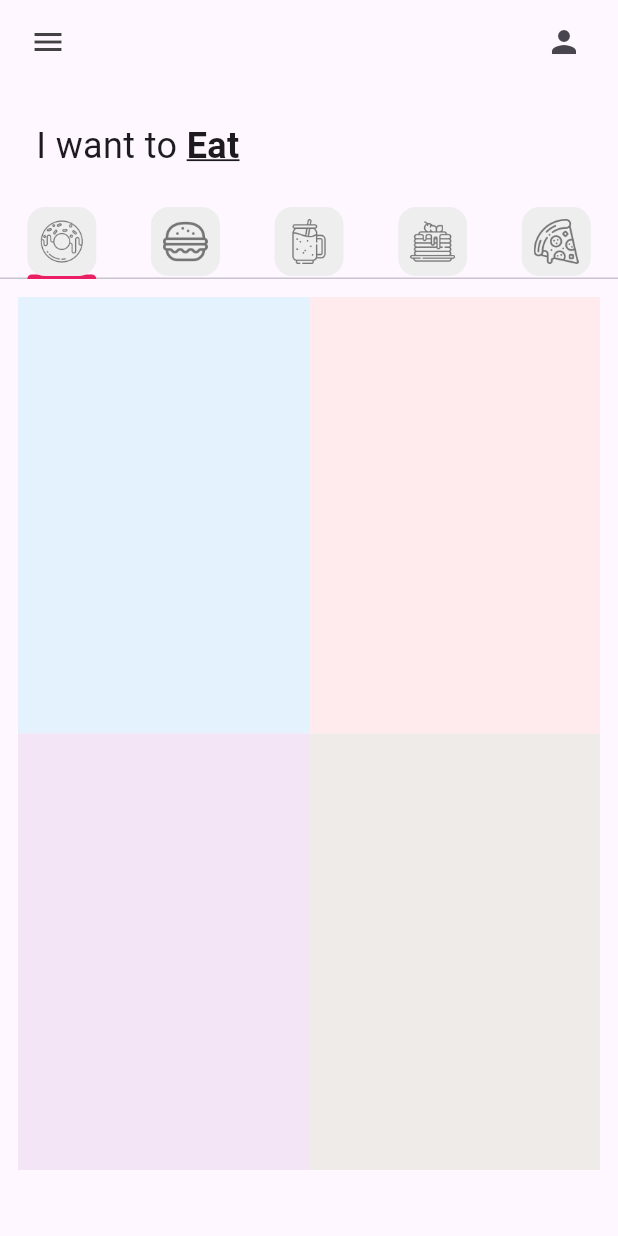
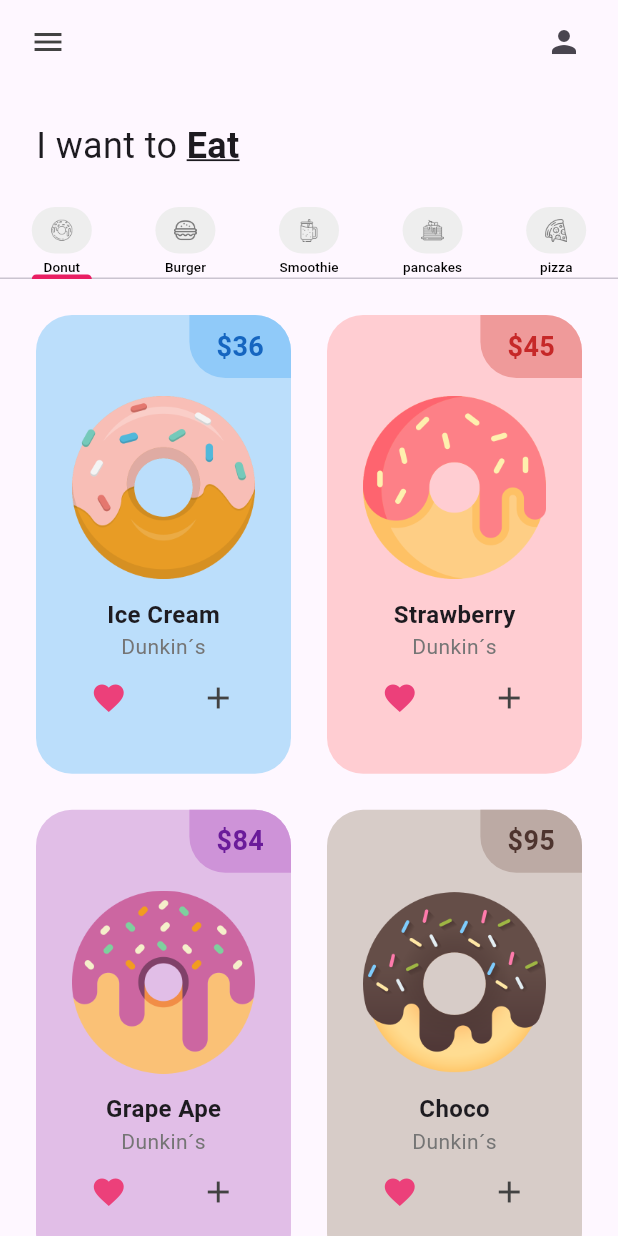
Before and after one commit to JoseLuisKoh/p1_donut_app_jose_koh, a Flutter app: the screen it shows after launch, on a phone screen of 412 x 824 dp. Run offline on Flutter 3.47's test engine with Material 3 defaults, Android fonts, the light colour scheme and no system bars.

Commit message:
Items  Added

```diff
--- a/flutter_application_1/analysis_options.yaml
+++ b/flutter_application_1/analysis_options.yaml
@@ -1 +1,4 @@
 include: package:flutter_lints/flutter.yaml
+analyzer:
+  errors:
+    file_names: ignore
--- a/flutter_application_1/lib/Tab/donut_tab.dart
+++ b/flutter_application_1/lib/Tab/donut_tab.dart
@@ -9,6 +9,10 @@ class DonutTab extends StatelessWidget {
     ["Strawberry", "45", Colors.red, "lib/images/strawberry_donut.png"],
     ["Grape Ape", "84", Colors.purple, "lib/images/grape_donut.png"],
     ["Choco", "95", Colors.brown, "lib/images/chocolate_donut.png"],
+    ["Herbalife", "36", Colors.blue, "lib/images/icecream_donut.png"],
+    ["Buchanas", "45", Colors.red, "lib/images/strawberry_donut.png"],
+    ["ChocolateAbuelita", "84", Colors.purple, "lib/images/grape_donut.png"],
+    ["Chococrispis", "95", Colors.brown, "lib/images/chocolate_donut.png"],
   ];
 
   const DonutTab({super.key});
@@ -19,7 +23,7 @@ class DonutTab extends StatelessWidget {
         itemCount: donutsOnSale.length,
         padding: const EdgeInsets.all(12),
         gridDelegate: const SliverGridDelegateWithFixedCrossAxisCount(
-            crossAxisCount: 2, childAspectRatio: 1 / 1.5),
+            crossAxisCount: 2, childAspectRatio: 1 / 1.7),
         itemBuilder: (context, index) {
           return DonutTile(
             donutFlavor: donutsOnSale[index][0],
--- a/flutter_application_1/lib/main.dart
+++ b/flutter_application_1/lib/main.dart
@@ -11,6 +11,7 @@ class MainApp extends StatelessWidget {
   @override
   Widget build(BuildContext context) {
     return MaterialApp(
+      debugShowCheckedModeBanner: false,
       home: const HomePage(),
       theme: ThemeData(
           tabBarTheme: const TabBarTheme(indicatorColor: Colors.pink)),
--- a/flutter_application_1/lib/pages/home_page.dart
+++ b/flutter_application_1/lib/pages/home_page.dart
@@ -20,22 +20,27 @@ class _HomePageState extends State<HomePage> {
     //Donut tab
     const MyTab(
       iconPath: "lib/icons/donut.png",
+      label: "Donut",
     ),
     //burger tab
     const MyTab(
       iconPath: "lib/icons/burger.png",
+      label: "Burger",
     ),
     //smoothie tab
     const MyTab(
       iconPath: "lib/icons/smoothie.png",
+      label: "Smoothie",
     ),
     //pancake tab
     const MyTab(
       iconPath: "lib/icons/pancakes.png",
+      label: "pancakes",
     ),
     //pizza tab
     const MyTab(
       iconPath: "lib/icons/pizza.png",
+      label: "pizza",
     )
   ];
   @override
@@ -89,7 +94,7 @@ class _HomePageState extends State<HomePage> {
               BurgerTab(),
               SmoothieTab(),
               PancakeTab(),
-              PizzaTab()
+              PizzaTab(),
             ]))
 
             //
--- a/flutter_application_1/lib/utils/donut_tile.dart
+++ b/flutter_application_1/lib/utils/donut_tile.dart
@@ -15,8 +15,66 @@ class DonutTile extends StatelessWidget {
 
   @override
   Widget build(BuildContext context) {
-    return Container(
-      decoration: BoxDecoration(color: donutColor[50]),
-    );
+    return Padding(
+        padding: const EdgeInsets.all(12),
+        child: Container(
+          decoration: BoxDecoration(
+            color: donutColor[100],
+            borderRadius: BorderRadius.circular(24),
+          ),
+          child: Column(children: [
+            Row(
+              mainAxisAlignment: MainAxisAlignment.end,
+              children: [
+                Container(
+                  decoration: BoxDecoration(
+                    color: donutColor[200],
+                    borderRadius: const BorderRadius.only(
+                      topRight: Radius.circular(24),
+                      bottomLeft: Radius.circular(24),
+                    ),
+                  ),
+                  padding: const EdgeInsets.symmetric(
+                    vertical: 8,
+                    horizontal: 18,
+                  ),
+                  child: Text(
+                    "\$$donutPrice",
+                    style: TextStyle(
+                      fontSize: 18,
+                      fontWeight: FontWeight.bold,
+                      color: donutColor[800],
+                    ),
+                  ),
+                ),
+              ],
+            ),
+            //Donut Picture
+            Padding(
+              padding: const EdgeInsets.symmetric(horizontal: 24, vertical: 12),
+              child: Image.asset(imageName),
+            ),
+            //Donut Flover Tex
+            //Love icon + add
+            Text(
+              donutFlavor,
+              style: const TextStyle(fontSize: 16, fontWeight: FontWeight.bold),
+            ),
+            Text(
+              "Dunkin´s",
+              style: TextStyle(color: Colors.grey[600]),
+            ),
+            Padding(
+              padding: const EdgeInsets.all(12),
+              child: Row(
+                mainAxisAlignment: MainAxisAlignment.spaceAround,
+                children: [
+                  Icon(Icons.favorite, color: Colors.pink[400]),
+                  Icon(Icons.add, color: Colors.grey[800]),
+                ],
+              ),
+            ),
+          ]),
+        ));
   }
 }
--- a/flutter_application_1/lib/utils/my_tab.dart
+++ b/flutter_application_1/lib/utils/my_tab.dart
@@ -2,19 +2,45 @@ import 'package:flutter/material.dart';
 
 class MyTab extends StatelessWidget {
   final String iconPath;
-  const MyTab({super.key, required this.iconPath});
+  final String label;
+
+  const MyTab({
+    super.key,
+    required this.iconPath,
+    required this.label,
+  });
 
   @override
   Widget build(BuildContext context) {
     return Tab(
+      child: Column(
+        mainAxisSize: MainAxisSize
+            .min, // Asegura que la columna no ocupe más espacio del necesario
+        children: [
+          Flexible(
             child: Container(
               padding: const EdgeInsets.all(8),
               decoration: BoxDecoration(
-            color: Colors.grey[200], borderRadius: BorderRadius.circular(12)),
+                color: Colors.grey[200],
+                borderRadius: BorderRadius.circular(40),
+              ),
               child: Image.asset(
                 iconPath,
                 color: Colors.grey[600],
+                width: 24,
+                height: 24,
               ),
+            ),
+          ),
+          const SizedBox(height: 2),
+          Text(
+            label,
+            style: const TextStyle(
+              fontSize: 9,
+              color: Colors.black,
+            ),
+          ),
+        ],
       ),
     );
   }
```
Lines whose indentation alone changed are shown as unchanged.
